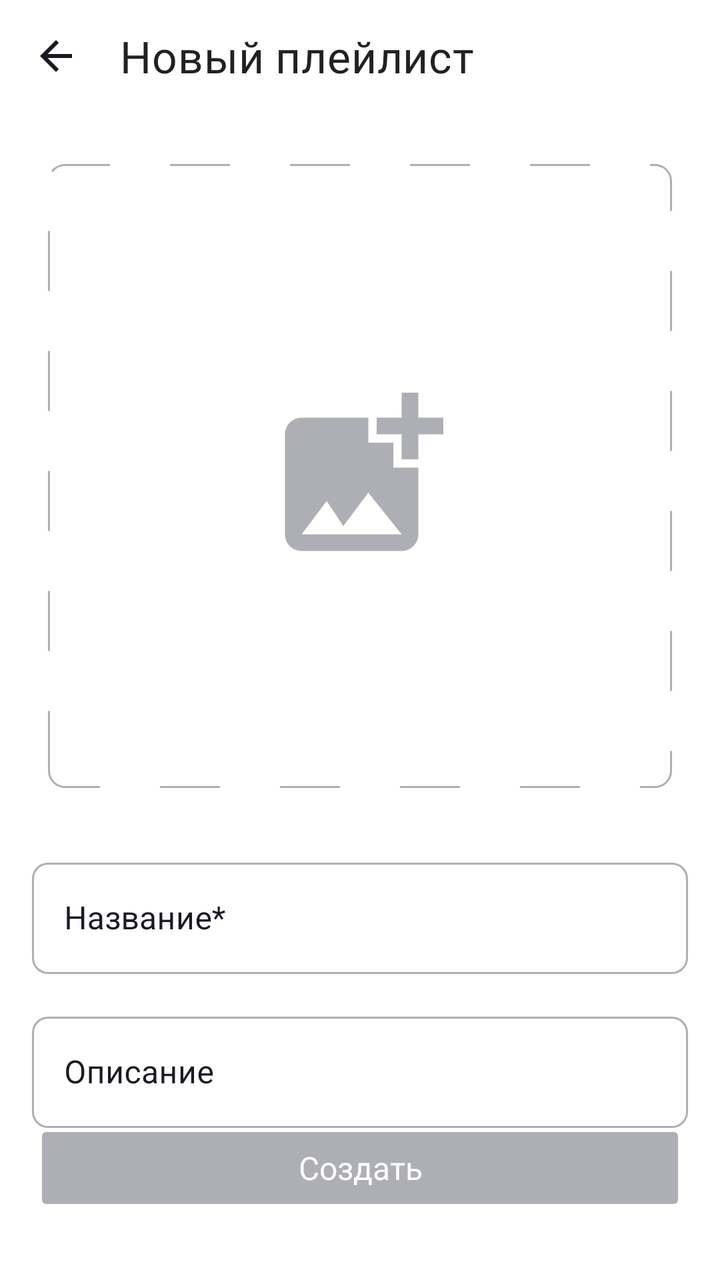
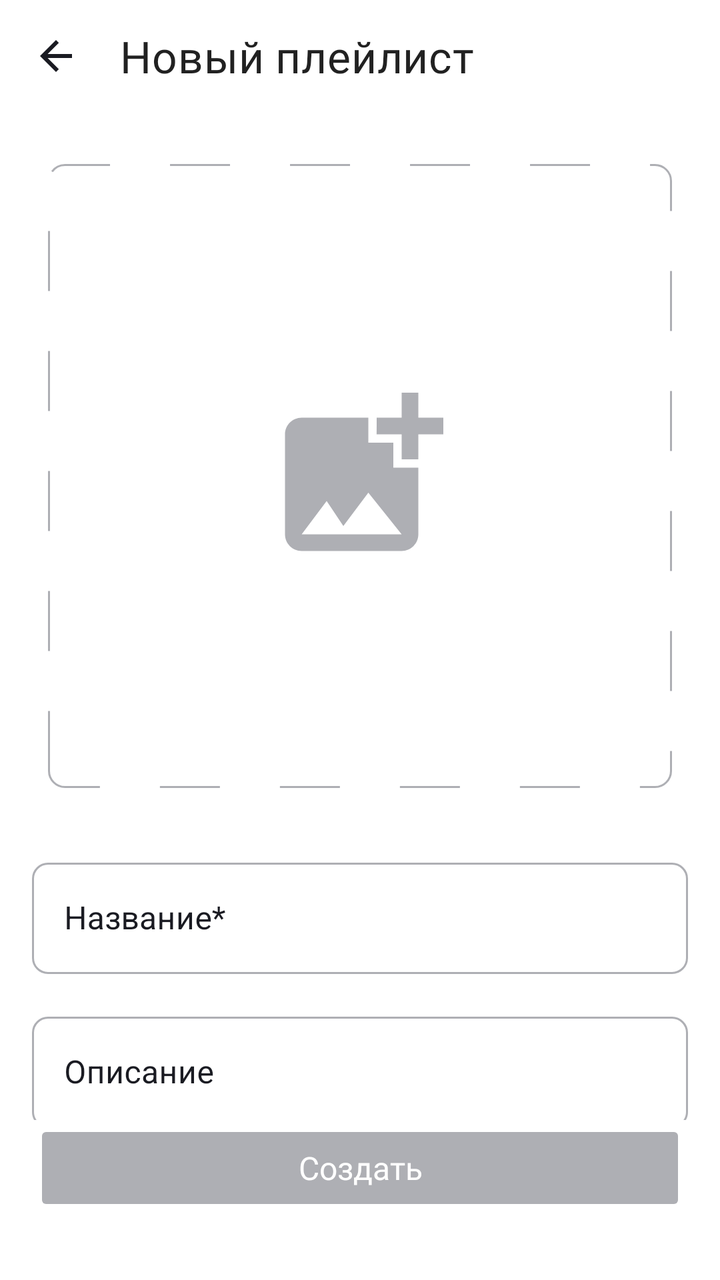

Before-and-after screenshots of an Android layout around one commit, followed by the original layout XML and the change that was made.
<!-- AndroidManifest.xml: application theme Theme.PlaylistMaker -->
<!-- res/layout/fragment_create_playlist.xml -->
<?xml version="1.0" encoding="utf-8"?>
<androidx.constraintlayout.widget.ConstraintLayout xmlns:android="http://schemas.android.com/apk/res/android"
    xmlns:tools="http://schemas.android.com/tools"
    android:layout_width="match_parent"
    android:layout_height="match_parent"
    xmlns:app="http://schemas.android.com/apk/res-auto"
    tools:context=".ui.create_playlist.fragment.CreatePlaylistFragment"
    android:id="@+id/main"
    style="@style/Background">

    <com.google.android.material.appbar.MaterialToolbar
        android:id="@+id/toolBar"
        android:layout_width="0dp"
        android:layout_height="?attr/actionBarSize"
        app:title="@string/new_playlist"
        app:navigationIcon="@drawable/ic_back_arrow"
        style="@style/ToolbarStyle"
        app:layout_constraintTop_toTopOf="parent"
        app:layout_constraintStart_toStartOf="parent"
        app:layout_constraintEnd_toEndOf="parent"/>

        <ImageButton
        android:id="@+id/artwork"
        android:layout_width="0dp"
        android:layout_height="0dp"
        android:layout_marginTop="26dp"
        app:layout_constraintDimensionRatio="h,1:1"
        android:src="@drawable/ic_add_photo"
        android:layout_marginHorizontal="@dimen/large_size"
        android:background="@drawable/dash_rectangle"
        android:scaleType="center"
        app:layout_constraintTop_toBottomOf="@id/toolBar"
        app:layout_constraintStart_toStartOf="parent"
        app:layout_constraintEnd_toEndOf="parent"/>

    <com.google.android.material.textfield.TextInputLayout
        android:id="@+id/inputName"
        android:layout_width="0dp"
        android:layout_height="wrap_content"
        style="@style/Widget.MaterialComponents.TextInputLayout.OutlinedBox"
        app:boxCornerRadiusBottomStart="@dimen/small_size"
        app:boxCornerRadiusTopEnd="@dimen/small_size"
        app:boxCornerRadiusTopStart="@dimen/small_size"
        app:boxCornerRadiusBottomEnd="@dimen/small_size"
        android:hint="@string/name"
        android:textColorHint="?attr/colorOnSecondary"
        app:hintTextColor="@color/edit_text_color"
        app:boxStrokeColor="@color/edit_text_color"
        android:layout_marginHorizontal="@dimen/normal_size"
        android:layout_marginTop="32dp"
        app:layout_constraintTop_toBottomOf="@id/artwork"
        app:layout_constraintStart_toStartOf="parent"
        app:layout_constraintEnd_toEndOf="parent">

        <com.google.android.material.textfield.TextInputEditText
            android:layout_width="match_parent"
            android:layout_height="wrap_content" />
    </com.google.android.material.textfield.TextInputLayout>

    <com.google.android.material.textfield.TextInputLayout
        android:id="@+id/inputDesc"
        android:layout_width="0dp"
        android:layout_height="wrap_content"
        style="@style/Widget.MaterialComponents.TextInputLayout.OutlinedBox"
        app:boxCornerRadiusBottomStart="@dimen/small_size"
        app:boxCornerRadiusTopEnd="@dimen/small_size"
        app:boxCornerRadiusTopStart="@dimen/small_size"
        app:boxCornerRadiusBottomEnd="@dimen/small_size"
        android:hint="@string/desc"
        android:textColorHint="?attr/colorOnSecondary"
        app:hintTextColor="@color/edit_text_color"
        app:boxStrokeColor="@color/edit_text_color"
        android:layout_marginTop="@dimen/normal_size"
        android:layout_marginHorizontal="@dimen/normal_size"
        app:layout_constraintTop_toBottomOf="@id/inputName"
        app:layout_constraintStart_toStartOf="parent"
        app:layout_constraintEnd_toEndOf="parent">

        <com.google.android.material.textfield.TextInputEditText
            android:layout_width="match_parent"
            android:layout_height="wrap_content" />
    </com.google.android.material.textfield.TextInputLayout>

    <Button
        android:id="@+id/createPlaylistButton"
        android:layout_width="0dp"
        android:layout_height="wrap_content"
        android:text="@string/create"
        android:textAllCaps="false"
        android:layout_marginHorizontal="17dp"
        android:layout_marginBottom="32dp"
        android:paddingVertical="12.5dp"
        style="@style/BoldText"
        android:textSize="@dimen/medium_text"
        android:textColor="@color/white"
        android:backgroundTint="@drawable/button_selector"
        app:cornerRadius="8dp"
        android:enabled="false"
        android:letterSpacing="0"
        app:layout_constraintBottom_toBottomOf="parent"
        app:layout_constraintStart_toStartOf="parent"
        app:layout_constraintEnd_toEndOf="parent"
        />

</androidx.constraintlayout.widget.ConstraintLayout>
<!-- resources referenced by this layout -->
<resources>
  <color name="white">#FFFFFF</color>
  <dimen name="large_size">24dp</dimen>
  <dimen name="medium_text">16sp</dimen>
  <dimen name="normal_size">16dp</dimen>
  <dimen name="small_size">8dp</dimen>
  <!-- drawable button_selector (drawable) -->
  <?xml version="1.0" encoding="utf-8"?>
  <selector xmlns:android="http://schemas.android.com/apk/res/android">
      <item android:state_enabled="true" android:color="@color/blue"/>
      <item android:state_enabled="false" android:color="@color/textGray" />
      <item android:color="@color/blue"/>
  </selector>
  <!-- drawable dash_rectangle (drawable) -->
  <?xml version="1.0" encoding="utf-8"?>
  <shape xmlns:android="http://schemas.android.com/apk/res/android"
      android:shape="rectangle">
      <corners android:radius="@dimen/small_size"/>
      <stroke
          android:color="@color/textGray"
          android:width="1dp"
          android:dashWidth="30dp"
          android:dashGap="30dp"/>
  
      <corners android:radius="8dp"/>
  </shape>
  <string name="create">Создать</string>
  <string name="desc">Описание</string>
  <string name="name">Название*</string>
  <string name="new_playlist">Новый плейлист</string>
  <style name="Background">
          <item name="android:background">@color/white</item>
      </style>
  <style name="BoldText" parent="Text">
          <item name="android:fontFamily">@font/ys_display_medium</item>
          <item name="android:textFontWeight">500</item>
      </style>
  <style name="ToolbarStyle">
          <item name="contentInsetStartWithNavigation">@dimen/no_size</item>
          <item name="titleTextAppearance">@style/ToolbarTitleText</item>
          <item name="navigationIconTint">@color/black</item>
      </style>
  <style name="Theme.PlaylistMaker" parent="Base.Theme.PlaylistMaker" />
  <color name="blue">#3772E7</color>
  <color name="textGray">#AEAFB4</color>
  <style name="Text">
          <item name="android:textColor">@color/black</item>
      </style>
  <dimen name="no_size">0dp</dimen>
  <style name="ToolbarTitleText" parent="TextAppearance.MaterialComponents.Headline6">
          <item name="fontFamily">@font/ys_display_medium</item>
          <item name="android:textFontWeight">500</item>
          <item name="android:textSize">@dimen/normal_text</item>
          <item name="android:lineHeight">24sp</item>
      </style>
  <color name="black">#1A1B22</color>
  <style name="Base.Theme.PlaylistMaker" parent="Theme.MaterialComponents.DayNight.NoActionBar">
          
          
          <item name="colorSecondary" type="color">@color/blue</item>
          <item name="colorSecondaryVariant">@color/white</item>
          <item name="colorOnSecondary">@color/black</item>
          <item name="colorSecondaryFixed">@color/switchColor</item>
          <item name="colorSurface">@color/lightGray</item>
          <item name="colorControlActivated">#03DAC6</item>
          <item name="editTextColor">@color/textGray</item>
      </style>
  <dimen name="normal_text">22sp</dimen>
  <color name="switchColor">#00D6C3</color>
  <color name="lightGray">#E6E8EB</color>
  <!-- unchanged entries left out for length: 2 -->
</resources>

<!-- the commit's change to res/layout/fragment_create_playlist.xml (unified diff, before → after) -->
@@ -8,78 +8,91 @@
     android:id="@+id/main"
     style="@style/Background">
 
-    <com.google.android.material.appbar.MaterialToolbar
-        android:id="@+id/toolBar"
+    <androidx.core.widget.NestedScrollView
         android:layout_width="0dp"
-        android:layout_height="?attr/actionBarSize"
-        app:title="@string/new_playlist"
-        app:navigationIcon="@drawable/ic_back_arrow"
-        style="@style/ToolbarStyle"
+        android:layout_height="0dp"
         app:layout_constraintTop_toTopOf="parent"
         app:layout_constraintStart_toStartOf="parent"
-        app:layout_constraintEnd_toEndOf="parent"/>
+        app:layout_constraintEnd_toEndOf="parent"
+        app:layout_constraintBottom_toTopOf="@id/createPlaylistButton">
 
-        <ImageButton
-        android:id="@+id/artwork"
-        android:layout_width="0dp"
-        android:layout_height="0dp"
-        android:layout_marginTop="26dp"
-        app:layout_constraintDimensionRatio="h,1:1"
-        android:src="@drawable/ic_add_photo"
-        android:layout_marginHorizontal="@dimen/large_size"
-        android:background="@drawable/dash_rectangle"
-        android:scaleType="center"
-        app:layout_constraintTop_toBottomOf="@id/toolBar"
-        app:layout_constraintStart_toStartOf="parent"
-        app:layout_constraintEnd_toEndOf="parent"/>
+        <androidx.constraintlayout.widget.ConstraintLayout
+            android:layout_width="match_parent"
+            android:layout_height="wrap_content">
+            <com.google.android.material.appbar.MaterialToolbar
+                android:id="@+id/toolBar"
+                android:layout_width="0dp"
+                android:layout_height="?attr/actionBarSize"
+                app:title="@string/new_playlist"
+                app:navigationIcon="@drawable/ic_back_arrow"
+                style="@style/ToolbarStyle"
+                app:layout_constraintTop_toTopOf="parent"
+                app:layout_constraintStart_toStartOf="parent"
+                app:layout_constraintEnd_toEndOf="parent"/>
 
-    <com.google.android.material.textfield.TextInputLayout
-        android:id="@+id/inputName"
-        android:layout_width="0dp"
-        android:layout_height="wrap_content"
-        style="@style/Widget.MaterialComponents.TextInputLayout.OutlinedBox"
-        app:boxCornerRadiusBottomStart="@dimen/small_size"
-        app:boxCornerRadiusTopEnd="@dimen/small_size"
-        app:boxCornerRadiusTopStart="@dimen/small_size"
-        app:boxCornerRadiusBottomEnd="@dimen/small_size"
-        android:hint="@string/name"
-        android:textColorHint="?attr/colorOnSecondary"
-        app:hintTextColor="@color/edit_text_color"
-        app:boxStrokeColor="@color/edit_text_color"
-        android:layout_marginHorizontal="@dimen/normal_size"
-        android:layout_marginTop="32dp"
-        app:layout_constraintTop_toBottomOf="@id/artwork"
-        app:layout_constraintStart_toStartOf="parent"
-        app:layout_constraintEnd_toEndOf="parent">
+            <ImageButton
+                android:id="@+id/artwork"
+                android:layout_width="0dp"
+                android:layout_height="0dp"
+                android:layout_marginTop="26dp"
+                app:layout_constraintDimensionRatio="h,1:1"
+                android:src="@drawable/ic_add_photo"
+                android:layout_marginHorizontal="@dimen/large_size"
+                android:background="@drawable/dash_rectangle"
+                android:scaleType="center"
+                app:layout_constraintTop_toBottomOf="@id/toolBar"
+                app:layout_constraintStart_toStartOf="parent"
+                app:layout_constraintEnd_toEndOf="parent"/>
 
-        <com.google.android.material.textfield.TextInputEditText
-            android:layout_width="match_parent"
-            android:layout_height="wrap_content" />
-    </com.google.android.material.textfield.TextInputLayout>
+            <com.google.android.material.textfield.TextInputLayout
+                android:id="@+id/inputName"
+                android:layout_width="0dp"
+                android:layout_height="wrap_content"
+                style="@style/Widget.MaterialComponents.TextInputLayout.OutlinedBox"
+                app:boxCornerRadiusBottomStart="@dimen/small_size"
+                app:boxCornerRadiusTopEnd="@dimen/small_size"
+                app:boxCornerRadiusTopStart="@dimen/small_size"
+                app:boxCornerRadiusBottomEnd="@dimen/small_size"
+                android:hint="@string/name"
+                android:textColorHint="?attr/colorOnSecondary"
+                app:hintTextColor="@color/edit_text_color"
+                app:boxStrokeColor="@color/edit_text_color"
+                android:layout_marginHorizontal="@dimen/normal_size"
+                android:layout_marginTop="32dp"
+                app:layout_constraintTop_toBottomOf="@id/artwork"
+                app:layout_constraintStart_toStartOf="parent"
+                app:layout_constraintEnd_toEndOf="parent">
 
-    <com.google.android.material.textfield.TextInputLayout
-        android:id="@+id/inputDesc"
-        android:layout_width="0dp"
-        android:layout_height="wrap_content"
-        style="@style/Widget.MaterialComponents.TextInputLayout.OutlinedBox"
-        app:boxCornerRadiusBottomStart="@dimen/small_size"
-        app:boxCornerRadiusTopEnd="@dimen/small_size"
-        app:boxCornerRadiusTopStart="@dimen/small_size"
-        app:boxCornerRadiusBottomEnd="@dimen/small_size"
-        android:hint="@string/desc"
-        android:textColorHint="?attr/colorOnSecondary"
-        app:hintTextColor="@color/edit_text_color"
-        app:boxStrokeColor="@color/edit_text_color"
-        android:layout_marginTop="@dimen/normal_size"
-        android:layout_marginHorizontal="@dimen/normal_size"
-        app:layout_constraintTop_toBottomOf="@id/inputName"
-        app:layout_constraintStart_toStartOf="parent"
-        app:layout_constraintEnd_toEndOf="parent">
+                <com.google.android.material.textfield.TextInputEditText
+                    android:layout_width="match_parent"
+                    android:layout_height="wrap_content" />
+            </com.google.android.material.textfield.TextInputLayout>
 
-        <com.google.android.material.textfield.TextInputEditText
-            android:layout_width="match_parent"
-            android:layout_height="wrap_content" />
-    </com.google.android.material.textfield.TextInputLayout>
+            <com.google.android.material.textfield.TextInputLayout
+                android:id="@+id/inputDesc"
+                android:layout_width="0dp"
+                android:layout_height="wrap_content"
+                style="@style/Widget.MaterialComponents.TextInputLayout.OutlinedBox"
+                app:boxCornerRadiusBottomStart="@dimen/small_size"
+                app:boxCornerRadiusTopEnd="@dimen/small_size"
+                app:boxCornerRadiusTopStart="@dimen/small_size"
+                app:boxCornerRadiusBottomEnd="@dimen/small_size"
+                android:hint="@string/desc"
+                android:textColorHint="?attr/colorOnSecondary"
+                app:hintTextColor="@color/edit_text_color"
+                app:boxStrokeColor="@color/edit_text_color"
+                android:layout_marginTop="@dimen/normal_size"
+                android:layout_marginHorizontal="@dimen/normal_size"
+                app:layout_constraintTop_toBottomOf="@id/inputName"
+                app:layout_constraintStart_toStartOf="parent"
+                app:layout_constraintEnd_toEndOf="parent">
+
+                <com.google.android.material.textfield.TextInputEditText
+                    android:layout_width="match_parent"
+                    android:layout_height="wrap_content" />
+            </com.google.android.material.textfield.TextInputLayout>
+        </androidx.constraintlayout.widget.ConstraintLayout>
+    </androidx.core.widget.NestedScrollView>
 
     <Button
         android:id="@+id/createPlaylistButton"
<!-- resource entries referenced after the edit -->
@@ -65,10 +65,25 @@
           <item name="colorSurface">@color/lightGray</item>
           <item name="colorControlActivated">#03DAC6</item>
           <item name="editTextColor">@color/textGray</item>
+          <item name="snackbarStyle">@style/AppSnackbar</item>
+          <item name="snackbarTextViewStyle">@style/AppSnackbarText</item>
       </style>
   <dimen name="normal_text">22sp</dimen>
   <color name="switchColor">#00D6C3</color>
   <color name="lightGray">#E6E8EB</color>
+  <style name="AppSnackbar" parent="Widget.MaterialComponents.Snackbar">
+          <item name="android:background">@color/black</item>
+          <item name="android:layout_marginHorizontal">7dp</item>
+          <item name="android:layout_marginBottom">@dimen/normal_size</item>
+          <item name="elevation">0dp</item>
+      </style>
+  <style name="AppSnackbarText" parent="Widget.MaterialComponents.Snackbar.TextView">
+          <item name="android:textColor">@color/white</item>
+          <item name="android:fontFamily">@font/ys_display_regular</item>
+          <item name="android:textFontWeight">400</item>
+          <item name="android:textSize">14sp</item>
+          <item name="android:textAlignment">center</item>
+      </style>
   <!-- unchanged entries left out for length: 2 -->
 </resources>
 
